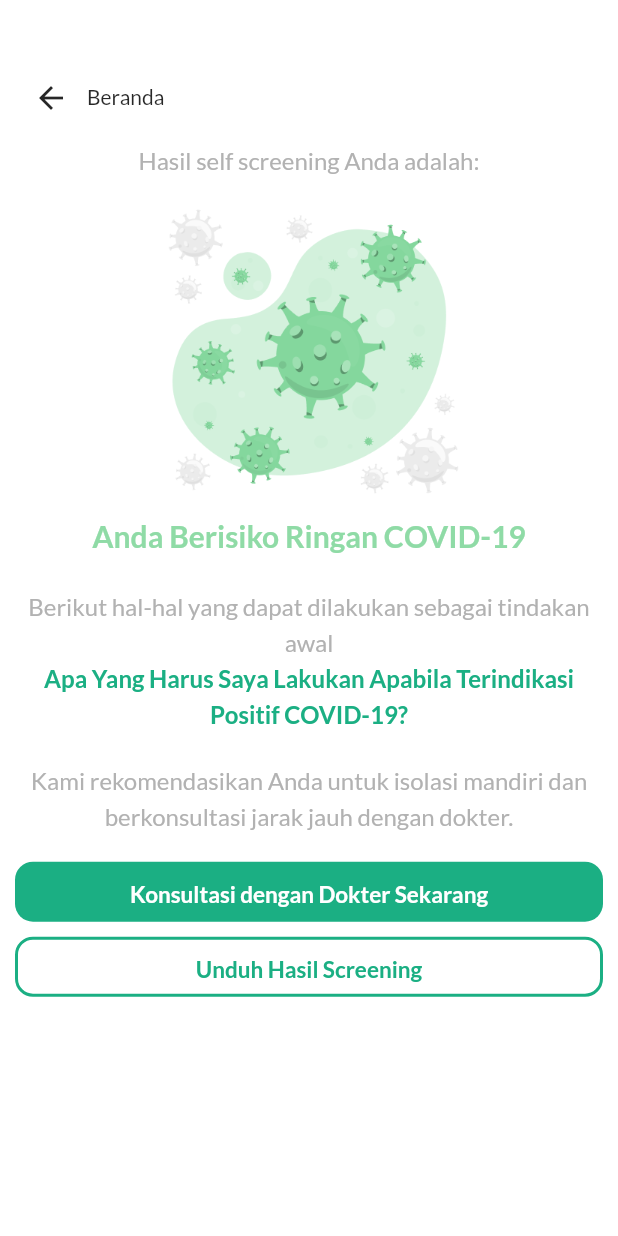
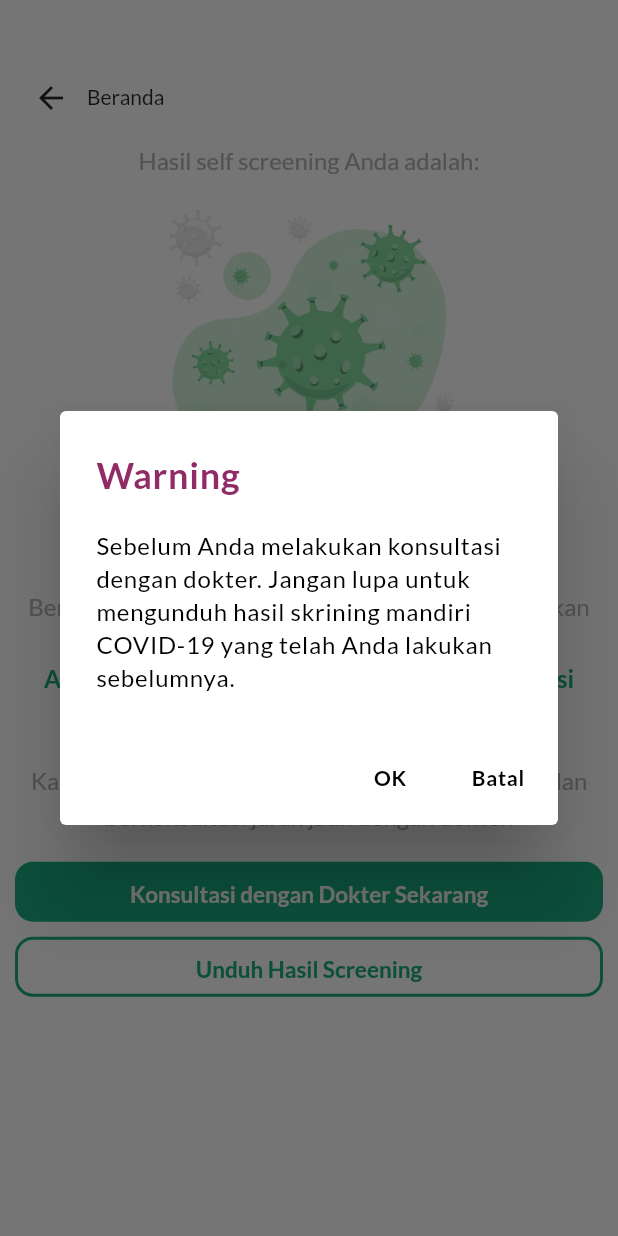
Before and after one commit to saskia-dwi-ulfah/HealthyIn, a Flutter app: the MildRecommendation screen opened directly, after a tap on "Konsultasi dengan Dokter Sekarang", on a phone screen of 412 x 824 dp. Run offline on Flutter 3.47's test engine with Material 2 defaults, Android fonts, the phone set to English and light mode, and no system bars; our stand-ins replace cloud_firestore, firebase_auth, firebase_core, get, google_fonts, open_file and 1 more; missing offline and left inert: maps_launcher; accounts and stored records are empty.

Commit message:
Add pop-up warning in mild recommendation before chatting with the doctor

```diff
--- a/healthyin/lib/screens/Screening Result/recommendation_mild.dart
+++ b/healthyin/lib/screens/Screening Result/recommendation_mild.dart
@@ -101,7 +101,51 @@ class MildRecommendation extends StatelessWidget {
               color: Colors.white,
               child: TextButton(
                   onPressed: () {
-                    openWhatsApp();
+                    showDialog(
+                        context: context,
+                        builder: ((context) => AlertDialog(
+                              title: Text('Warning',
+                                  style: GoogleFonts.lato(
+                                      textStyle: const TextStyle(
+                                          fontSize: 24,
+                                          fontWeight: FontWeight.bold,
+                                          letterSpacing: 0.5,
+                                          color:
+                                              Color.fromARGB(1000, 134, 22, 87),
+                                          height: 1.4))),
+                              content: Text(
+                                  'Sebelum Anda melakukan konsultasi dengan dokter. Jangan lupa untuk mengunduh hasil skrining mandiri COVID-19 yang telah Anda lakukan sebelumnya.',
+                                  style: GoogleFonts.lato(
+                                      textStyle: const TextStyle(
+                                          fontSize: 16,
+                                          letterSpacing: 0.5,
+                                          color: Colors.black,
+                                          height: 1.4))),
+                              actions: [
+                                TextButton(
+                                    onPressed: () {
+                                      openWhatsApp();
+                                    },
+                                    child: Text('OK',
+                                        style: GoogleFonts.lato(
+                                            textStyle: const TextStyle(
+                                                letterSpacing: 0.5,
+                                                fontWeight: FontWeight.bold,
+                                                color: Colors.black,
+                                                height: 1.4)))),
+                                TextButton(
+                                    onPressed: () {
+                                      Get.back();
+                                    },
+                                    child: Text('Batal',
+                                        style: GoogleFonts.lato(
+                                            textStyle: const TextStyle(
+                                                letterSpacing: 0.5,
+                                                fontWeight: FontWeight.bold,
+                                                color: Colors.black,
+                                                height: 1.4))))
+                              ],
+                            )));
                   },
                   style: TextButton.styleFrom(
                       backgroundColor: const Color.fromARGB(1000, 4, 167, 119),
--- a/healthyin/lib/screens/Self Screening/screening_7.dart
+++ b/healthyin/lib/screens/Self Screening/screening_7.dart
@@ -425,7 +425,7 @@ class _SeventhPageScreeningState extends State<SeventhPageScreening> {
                       ),
                     )),
               ),
-              //Button Selanjutnya
+              //Button Selesai
               Container(
                 width: 152,
                 height: 40,
@@ -647,5 +647,4 @@ class _SeventhPageScreeningState extends State<SeventhPageScreening> {
 /*
 More improvement:
 - How to make code less repetition?
-- How to change active color of outlined button and its text?
  */
```
